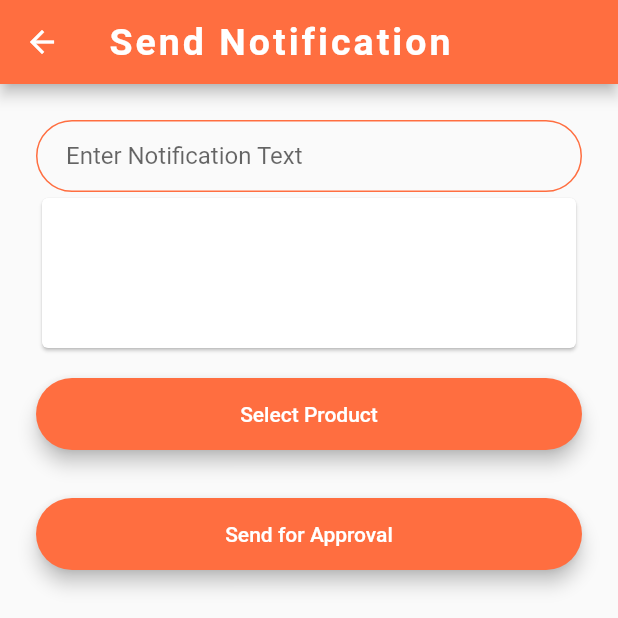
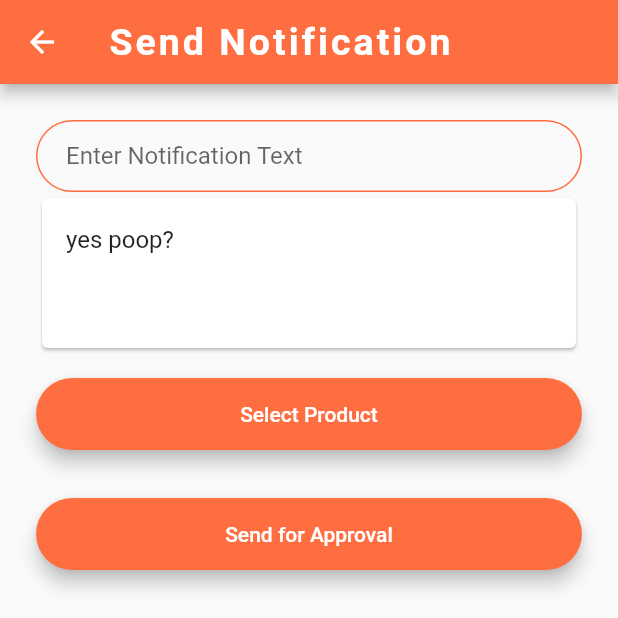
Before and after one commit to Afaqkhan199/Smart_Shopping, a Flutter app: the notification screen opened by its route, on a phone screen of 412 x 824 dp, the top half of it. Run offline on Flutter 3.47's test engine with Material 2 defaults, Android fonts, the phone set to English and light mode, and no system bars; our stand-ins replace cloud_firestore, firebase_auth, firebase_core, firebase_database, firebase_storage, image_picker; accounts and stored records are empty.

Commit message:
select prod for notification

```diff
--- a/lib/Pages/Vendor/notification_page.dart
+++ b/lib/Pages/Vendor/Notifications/notification_page.dart
@@ -1,18 +1,24 @@
 import 'package:flutter/material.dart';
-import 'package:fyp_smart_shopping/Pages/Vendor/select_item.dart';
 import 'package:fyp_smart_shopping/components/constants.dart';
 import 'package:fyp_smart_shopping/components/round_button.dart';
 import 'package:fyp_smart_shopping/Pages/Vendor/Products/vendor_products.dart';
+import 'package:fyp_smart_shopping/Pages/Vendor/Notifications/select_item.dart';
+
+String prodName = 'yes poop?';
+
 
 class notification extends StatefulWidget {
   static const String id = 'notifications';
   @override
-  _notificationState createState() => _notificationState();
+  _notificationState createState(){
+    return _notificationState();
+  }
 }
 
 class _notificationState extends State<notification> {
   @override
   Widget build(BuildContext context) {
+    String prodName2 = prodName;
     return Scaffold(
       appBar: AppBar(
         backgroundColor: Colors.deepOrangeAccent,
@@ -24,11 +30,9 @@ class _notificationState extends State<notification> {
         body: Padding(
             padding: EdgeInsets.symmetric(horizontal: 24.0, vertical: 24.0),
           child: ListView(
-
             children: <Widget>[
               TextField(
                 onChanged: (value) {
-
                 },
                 decoration: kTextFieldDecoration.copyWith(hintText: 'Enter Notification Text'),
               ),
@@ -38,18 +42,24 @@ class _notificationState extends State<notification> {
                   onTap: () {
                     print('Card tapped.');
                   },
-                  child: const SizedBox(
+                  child: SizedBox(
                     width: 300,
                     height: 100,
-                    //child: ListTile(title: Text('Select Product to link'), onTap: Navigator.pushNamed(context, SelectItem.id)),
+                    child: ListTile(title: Text(prodName2),
+                    ),
                   ),
                 ),
               ),
               RoundButton(
-                title: "Select Product", onPressed: ()=> Navigator.pushNamed(context, VendorProducts.id),
+                title: "Select Product", onPressed: ()=> Navigator.pushNamed(context, SelectItem.id),
               ),
               RoundButton(
                 title: "Send for Approval",
+                onPressed:(){
+                  prodName2 = prodName;
+                  print("approval pressed");
+                  setState(() {});
+                },
               ),
             ],
           ),
--- a/lib/Pages/Vendor/select_item.dart
+++ b/lib/Pages/Vendor/Notifications/select_item.dart
@@ -1,5 +1,7 @@
 import 'package:flutter/material.dart';
+import 'package:fyp_smart_shopping/Pages/show_product.dart';
 import 'package:fyp_smart_shopping/components/constants.dart';
+import 'package:fyp_smart_shopping/Pages/Vendor/Notifications/show_products.dart';
 
 class SelectItem extends StatefulWidget {
   static const String id = 'select_item';
@@ -18,6 +20,7 @@ class _SelectItemState extends State<SelectItem> {
             style: kAppBarTitleTextStyle,
           ),
         ),
+      body: ShowProducts(),
     );
   }
 }
--- a/lib/Pages/Vendor/vendor_home.dart
+++ b/lib/Pages/Vendor/vendor_home.dart
@@ -7,8 +7,8 @@ import 'package:fyp_smart_shopping/components/constants.dart';
 import 'package:fyp_smart_shopping/Pages/Vendor/Settings/vendor_settings.dart';
 import 'package:fyp_smart_shopping/Pages/Vendor/Products/vendor_products.dart';
 import 'package:fyp_smart_shopping/Services/flutter_chat.dart';
-import 'package:fyp_smart_shopping/Pages/Vendor/notification_page.dart';
 import 'package:cloud_firestore/cloud_firestore.dart';
+import 'package:fyp_smart_shopping/Pages/Vendor/Notifications/notification_page.dart';
 
 class VendorHome extends StatelessWidget {
   String getEmail() {
--- a/lib/main.dart
+++ b/lib/main.dart
@@ -24,8 +24,8 @@ import 'package:fyp_smart_shopping/Services/flutter_chat.dart';
 import 'package:fyp_smart_shopping/Pages/Customer/order_view.dart';
 import 'package:fyp_smart_shopping/Pages/Customer/search_results.dart';
 import 'package:fyp_smart_shopping/Pages/Customer/cart.dart';
-import 'package:fyp_smart_shopping/Pages/Vendor/notification_page.dart';
-import 'package:fyp_smart_shopping/Pages/Vendor/select_item.dart';
+import 'file:///C:/Users/Ahmed/AndroidStudioProjects/Smart_Shopping/lib/Pages/Vendor/Notifications/notification_page.dart';
+import 'file:///C:/Users/Ahmed/AndroidStudioProjects/Smart_Shopping/lib/Pages/Vendor/Notifications/select_item.dart';
 
 import 'package:fyp_smart_shopping/Services/auth.dart';
 
```
Also changed, not shown: lib/Pages/Vendor/Notifications/show_products.dart (added, +77 -0 lines).
